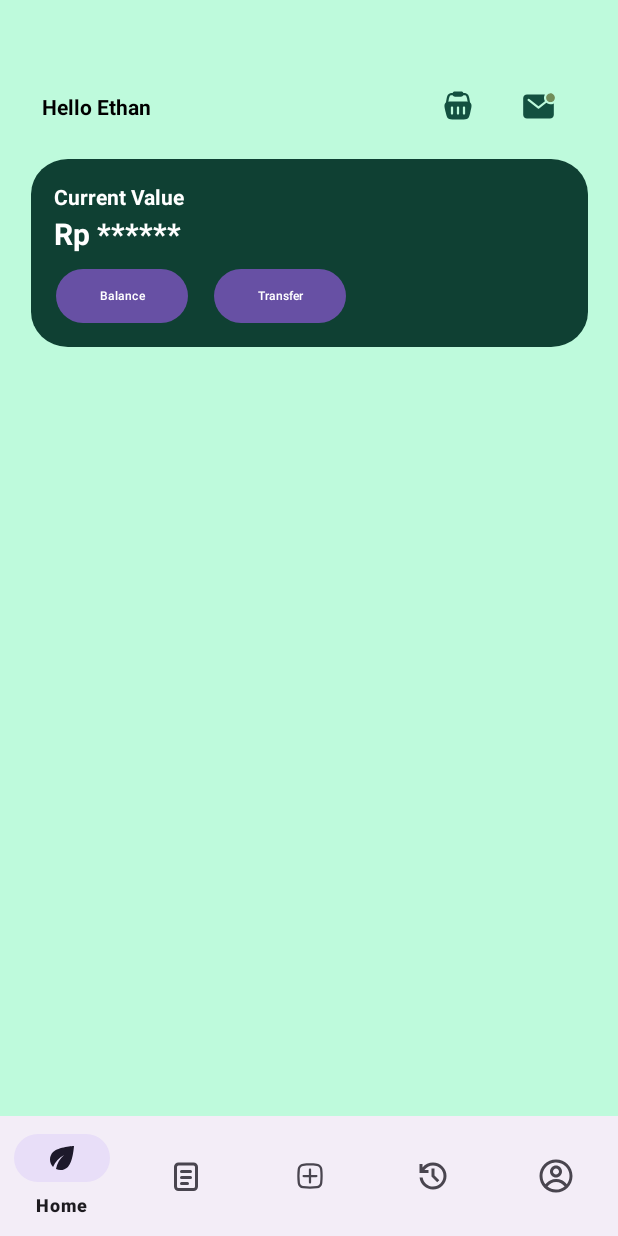
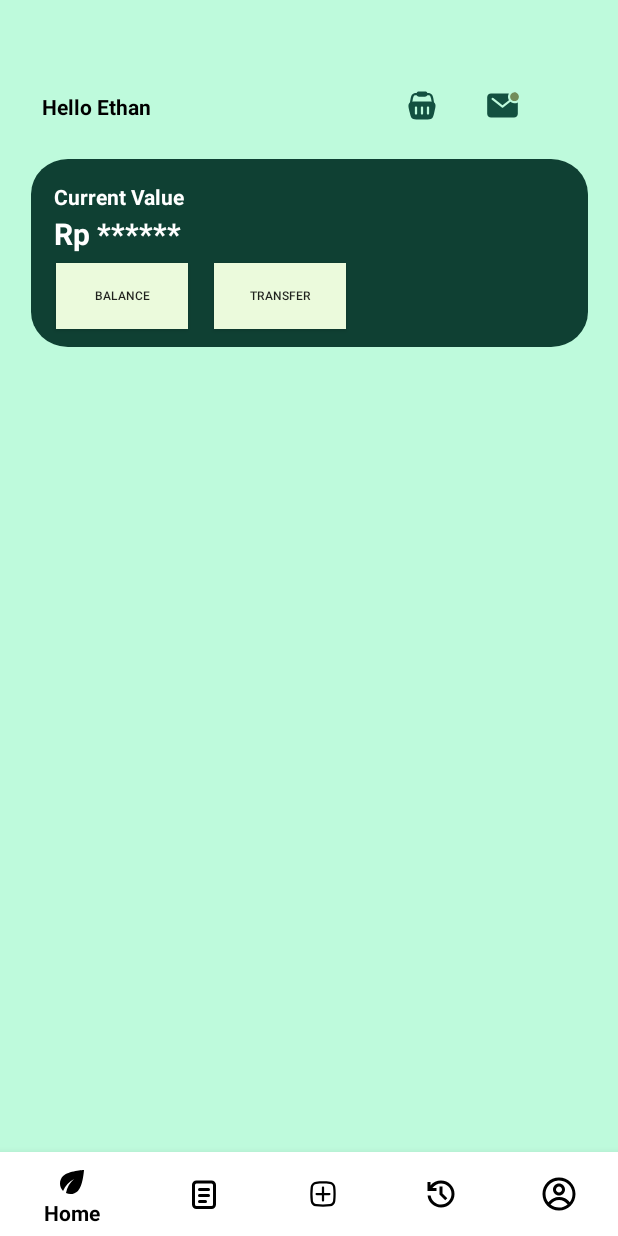
Before and after one commit to Jacksonciek/UAS-Mobile-Application-Programming-Empat-Cina, an Android app: the HomeFragment screen opened directly, with no data from a screen before it, on a phone screen of 412 x 824 dp. Run offline under Robolectric (Android 15) with nearby library versions, the phone set to English and light mode, and no system bars.

Commit message:
updated themes.xml

```diff
--- a/app/src/main/res/layout/activity_homepage.xml
+++ b/app/src/main/res/layout/activity_homepage.xml
@@ -19,6 +19,9 @@
         android:id="@+id/bottom_navigation"
         android:layout_width="match_parent"
         android:layout_height="wrap_content"
+        android:background="#FFFFFF"
+        app:itemTextColor="@color/black"
+        app:itemIconTint="@color/black"
         app:menu="@menu/navbar_home_menu" />
 
 </LinearLayout>
--- a/app/src/main/res/layout/fragment_home.xml
+++ b/app/src/main/res/layout/fragment_home.xml
@@ -81,6 +81,7 @@
         android:id="@+id/balance_button"
         android:layout_width="88dp"
         android:layout_height="44dp"
+        android:background="#EBFADC"
         android:text="Balance"
         android:textSize="8sp"
         app:layout_constraintBottom_toBottomOf="@+id/currency_text_view"
@@ -94,6 +95,7 @@
         android:id="@+id/transfer_button"
         android:layout_width="88dp"
         android:layout_height="44dp"
+        android:background="#EBFADC"
         android:text="Transfer"
         android:textSize="8sp"
         app:layout_constraintBottom_toBottomOf="@+id/currency_text_view"
--- a/app/src/main/res/menu/navbar_home_menu.xml
+++ b/app/src/main/res/menu/navbar_home_menu.xml
@@ -3,30 +3,35 @@
     <item
         android:id="@+id/nav_home"
         android:title="Home"
+        android:color="@color/black"
         android:icon="@drawable/home"
         />
 
     <item
         android:id="@+id/nav_order"
         android:title="Order"
+        android:color="@color/black"
         android:icon="@drawable/lets_icons_order"
         />
 
     <item
         android:id="@+id/nav_plus"
         android:title=""
+        android:color="@color/black"
         android:icon="@drawable/plus"
         />
 
     <item
         android:id="@+id/nav_history"
         android:title="History"
+        android:color="@color/black"
         android:icon="@drawable/history"
         />
 
     <item
         android:id="@+id/nav_profile"
         android:title="Profile"
+        android:color="@color/black"
         android:icon="@drawable/profile"
         />
 
--- a/app/src/main/res/values-night/themes.xml
+++ b/app/src/main/res/values-night/themes.xml
@@ -1,6 +1,6 @@
 <resources xmlns:tools="http://schemas.android.com/tools">
     <!-- Base application theme. -->
-    <style name="Base.Theme.UTSEMPATCINAMAP" parent="Theme.Material3.DayNight.NoActionBar">
+    <style name="Base.Theme.UTSEMPATCINAMAP" parent="Theme.AppCompat.Light.NoActionBar">
         <!-- Customize your dark theme here. -->
         <!-- <item name="colorPrimary">@color/my_dark_primary</item> -->
     </style>
--- a/app/src/main/res/values/themes.xml
+++ b/app/src/main/res/values/themes.xml
@@ -1,6 +1,6 @@
 <resources xmlns:tools="http://schemas.android.com/tools">
     <!-- Base application theme. -->
-    <style name="Base.Theme.UTSEMPATCINAMAP" parent="Theme.Material3.DayNight.NoActionBar">
+    <style name="Base.Theme.UTSEMPATCINAMAP" parent="Theme.AppCompat.Light.NoActionBar">
         <!-- Customize your light theme here. -->
         <!-- <item name="colorPrimary">@color/my_light_primary</item> -->
     </style>
```
